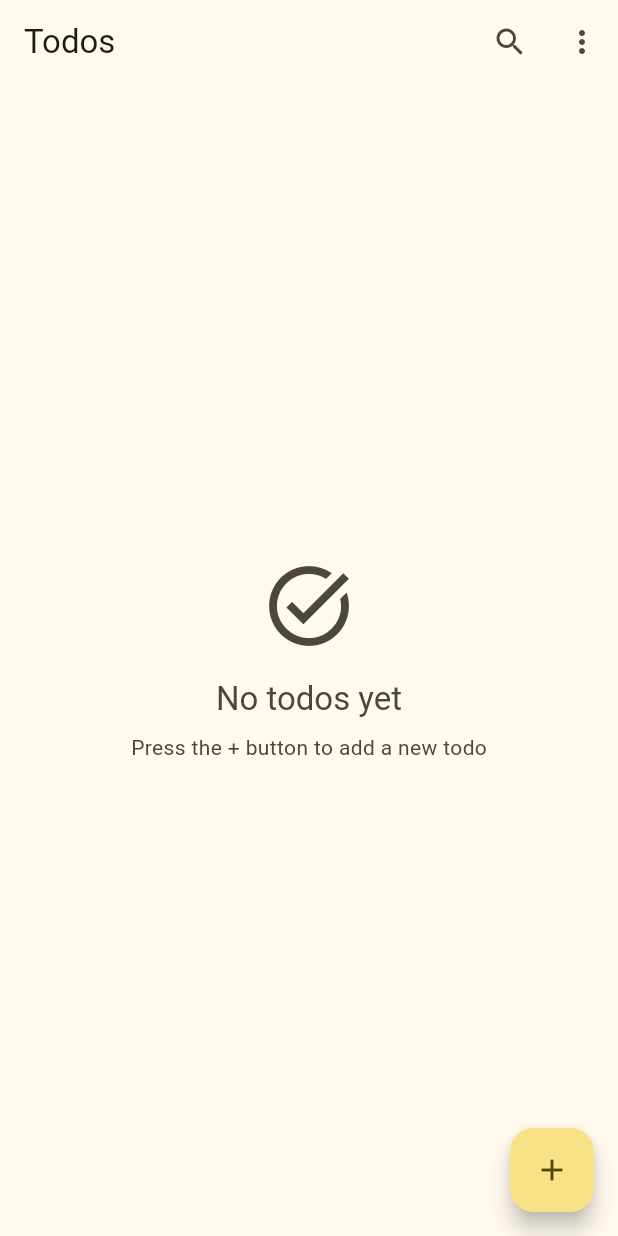
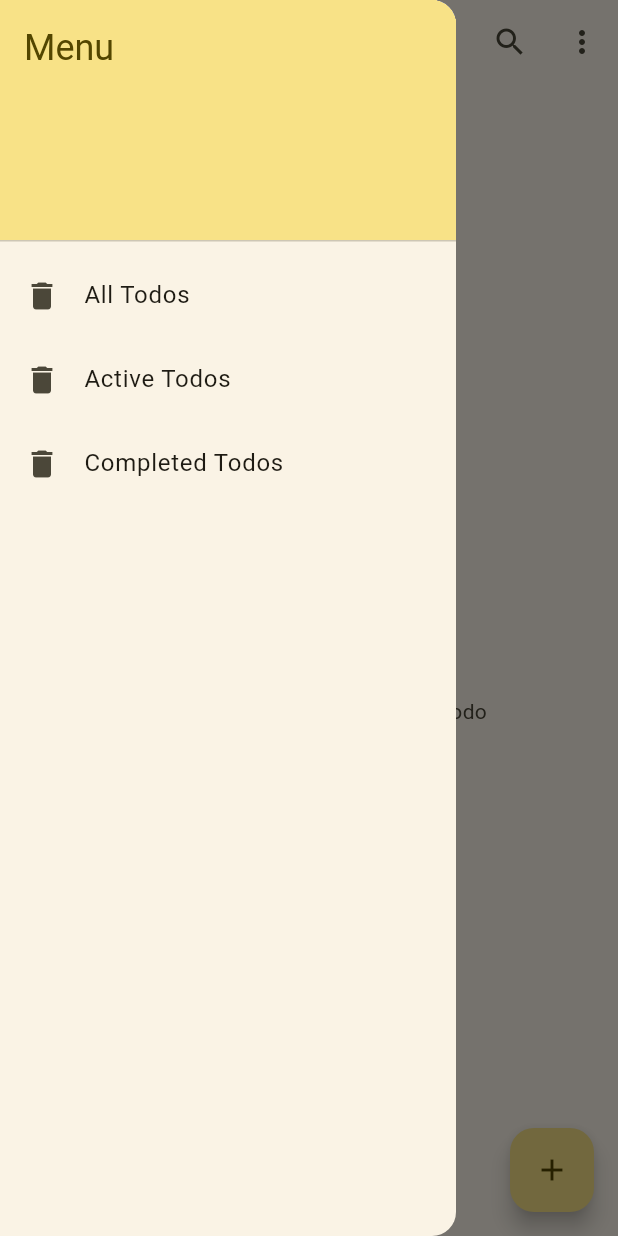
Before and after one commit to Sidv1405/to_do_app, a Flutter app: the screen it shows after launch, with the side drawer open (before the commit the screen has no drawer), on a phone screen of 412 x 824 dp. Run offline on Flutter 3.47's test engine with Material 3 defaults, Android fonts, the phone set to English and light mode, and no system bars; our stand-ins replace dio, get_it, go_router, google_fonts, internet_connection_checker; network calls fail.

Commit message:
feat: implement search functionality for todos and improve delete status handling

```diff
--- a/lib/new/features/todos/domain/repositories/todo_repository.dart
+++ b/lib/new/features/todos/domain/repositories/todo_repository.dart
@@ -34,7 +34,7 @@ abstract class TodoRepository {
   Future<void> clearCompletedTodos();
 
   /// find todos by title or description
-  Future<List<Todo>> searchTodos(String query);
+  Future<List<Todo>> searchTodosByTitle(String query, List<Todo> source);
 
   /// Filter todos by their status (all, completed, not completed)
   Future<List<Todo>> filterTodosByStatus(String status);
--- a/lib/new/features/todos/presentation/pages/todo_page.dart
+++ b/lib/new/features/todos/presentation/pages/todo_page.dart
@@ -15,8 +15,8 @@ class TodoPage extends StatelessWidget {
   Widget build(BuildContext context) {
     return ChangeNotifierProvider<TodoPageViewmodel>(
       create: (_) {
-        final viewModel = getIt<TodoPageViewmodel>();
-        viewModel.getTodos();
+        final viewModel = getIt<TodoPageViewmodel>()..getTodos();
+        // viewModel.getTodos();
         return viewModel;
       },
       child: const TodoPageBody(),
@@ -33,12 +33,27 @@ class TodoPageBody extends StatelessWidget {
 
     return Scaffold(
       appBar: AppBar(
-        title: const Text('Todos'),
+        title: todoPageViewModel.isSearching
+            ? TextField(
+                autofocus: true,
+                decoration: const InputDecoration(
+                  hintText: 'Search todos...',
+                  border: InputBorder.none,
+                ),
+                onChanged: (query) {
+                  context.read<TodoPageViewmodel>().searchTodos(query);
+                },
+                style: const TextStyle(height: 1.2),
+              )
+            : const Text('Todos', style: TextStyle(height: 1.2)),
         actions: [
           IconButton(
-            onPressed: todoPageViewModel.getTodos,
-            icon: const Icon(Icons.search),
-            tooltip: 'Search Todos',
+            onPressed: () {
+              context.read<TodoPageViewmodel>().toggleSearch();
+            },
+            icon: Icon(
+              todoPageViewModel.isSearching ? Icons.close : Icons.search,
+            ),
           ),
           PopupMenuButton<String>(
             // initialValue: todoPageViewModel.filter,
@@ -59,13 +74,55 @@ class TodoPageBody extends StatelessWidget {
           ),
         ],
       ),
+      drawer: Drawer(
+        child: ListView(
+          padding: EdgeInsets.zero,
+          children: [
+            DrawerHeader(
+              decoration: BoxDecoration(
+                color: Theme.of(context).colorScheme.primaryContainer,
+              ),
+              child: Text(
+                'Menu',
+                style: Theme.of(context).textTheme.headlineSmall?.copyWith(
+                  color: Theme.of(context).colorScheme.onPrimaryContainer,
+                ),
+              ),
+            ),
+            ListTile(
+              leading: const Icon(Icons.delete),
+              title: const Text('All Todos'),
+              onTap: () {
+                Navigator.of(context).pop();
+                // _showClearCompletedDialog(context);
+              },
+            ),
+            ListTile(
+              leading: const Icon(Icons.delete),
+              title: const Text('Active Todos'),
+              onTap: () {
+                Navigator.of(context).pop();
+                // _showClearCompletedDialog(context);
+              },
+            ),
+            ListTile(
+              leading: const Icon(Icons.delete),
+              title: const Text('Completed Todos'),
+              onTap: () {
+                Navigator.of(context).pop();
+                // _showClearCompletedDialog(context);
+              },
+            ),
+          ],
+        ),
+      ),
       body: Builder(
         builder: (context) {
           if (todoPageViewModel.isFetching) {
             return const Center(child: CircularProgressIndicator());
           }
 
-          final todos = todoPageViewModel.todos;
+          final todos = todoPageViewModel.filteredTodos;
 
           if (todos.isEmpty) {
             return Center(
@@ -90,6 +147,10 @@ class TodoPageBody extends StatelessWidget {
                     style: Theme.of(context).textTheme.bodyMedium?.copyWith(
                       color: Theme.of(context).colorScheme.onSurfaceVariant,
                     ),
+                  ),
+                  TextButton(
+                    onPressed: todoPageViewModel.getTodos,
+                    child: const Text('Refresh'),
                   ),
                 ],
               ),
--- a/lib/new/features/todos/presentation/viewmodels/todo_page_viewmodel.dart
+++ b/lib/new/features/todos/presentation/viewmodels/todo_page_viewmodel.dart
@@ -26,9 +26,15 @@ class TodoPageViewmodel extends ChangeNotifier {
   });
 
   List<Todo> _todos = [];
+  List<Todo> _filteredTodos = [];
   bool _isFetching = false;
   bool _isMutating = false;
   String _errorMessage = '';
+  bool _isSearching = false;
+
+  List<Todo> get filteredTodos => _filteredTodos;
+
+  bool get isSearching => _isSearching;
 
   List<Todo> get todos => _todos;
 
@@ -37,6 +43,14 @@ class TodoPageViewmodel extends ChangeNotifier {
   bool get isMutating => _isMutating;
 
   String get errorMessage => _errorMessage;
+
+  set filteredTodos(List<Todo> value) {
+    _filteredTodos = value;
+  }
+
+  set isSearching(bool value) {
+    _isSearching = value;
+  }
 
   set errorMessage(String value) {
     _errorMessage = value;
@@ -62,6 +76,8 @@ class TodoPageViewmodel extends ChangeNotifier {
     isFetching = true;
     try {
       todos = await todoRepository.getTodos();
+      _filteredTodos = _todos;
+      notifyListeners();
     } catch (e) {
       errorMessage = e.toString();
     } finally {
@@ -160,4 +176,36 @@ class TodoPageViewmodel extends ChangeNotifier {
       notifyListeners();
     }
   }
+
+  void searchTodos(String query) {
+    final q = query.trim().toLowerCase();
+
+    if (q.isEmpty) {
+      // Khi xóa hết chữ, vẫn ở chế độ search, nhưng show list gốc
+      _filteredTodos = _todos;
+    } else {
+      _filteredTodos = _todos.where((t) {
+        return t.title.toLowerCase().contains(q) ||
+            t.description.toLowerCase().contains(q);
+      }).toList();
+    }
+
+    _isSearching = true; // luôn giữ trạng thái search khi typing
+    notifyListeners();
+  }
+
+  void toggleSearch() {
+    _isSearching = !_isSearching;
+    if (!_isSearching) {
+      // khi thoát search thì reset list gốc
+      _filteredTodos = _todos;
+    }
+    notifyListeners();
+  }
+
+  void clearSearch() {
+    _isSearching = false;
+    _filteredTodos = _todos;
+    notifyListeners();
+  }
 }
```
Also changed, not shown: lib/new/features/todos/data/repositories/todo_repository_impl.dart (+7 -3 lines), lib/new/features/todos/presentation/widgets/todo_confirm_delete.dart (+30 -24 lines), lib/new/features/todos/presentation/widgets/todo_confirm_status.dart (+11 -6 lines).
